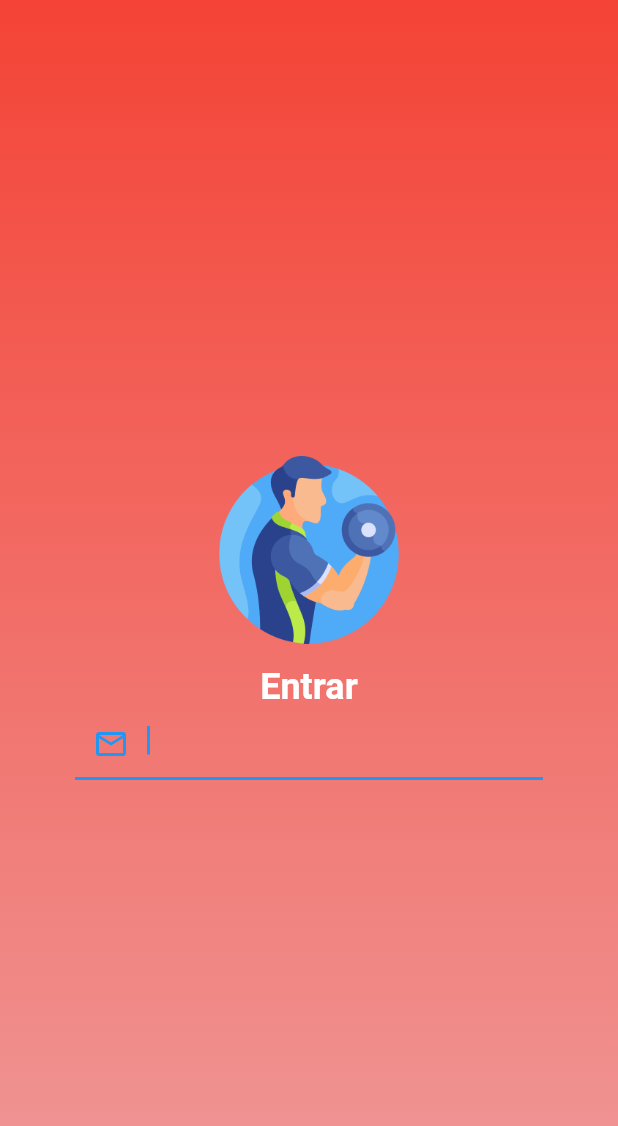
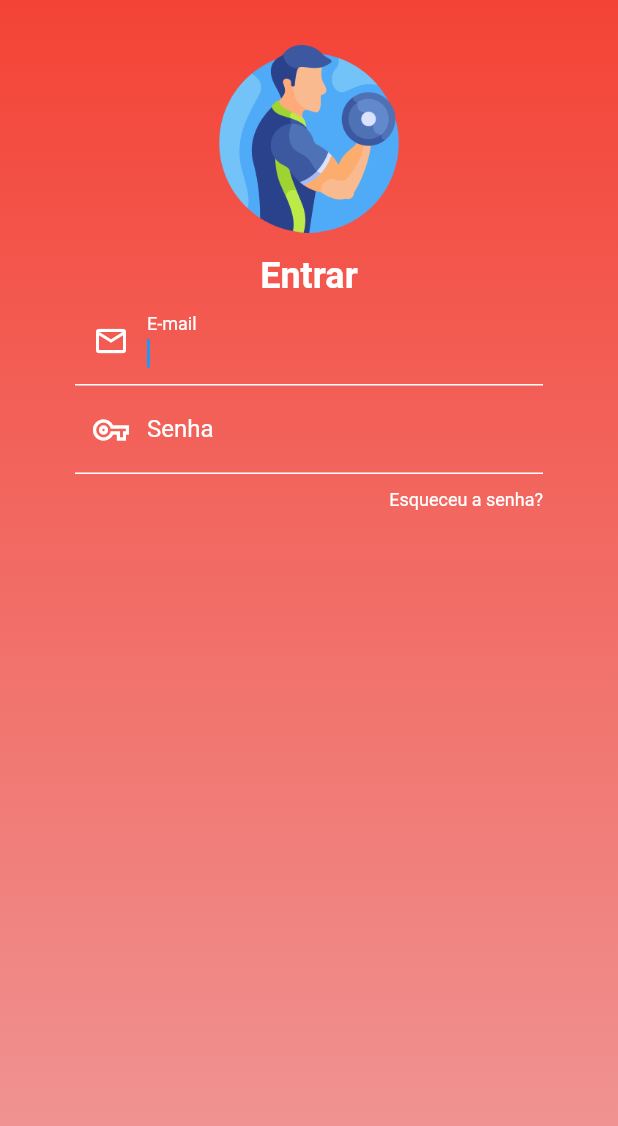
Before and after one commit to Guilherme-tr/Gym-App, a Flutter app: the screen it shows after launch, on a phone screen of 412 x 824 dp. Shown: the top 1126 px of the screen. Run offline on Flutter 3.47's test engine with Material 2 defaults, Android fonts, the phone set to English and light mode, and no system bars.

Commit message:
integrando o campo senha e esqueceu a senha

```diff
--- a/lib/screens/login_screen.dart
+++ b/lib/screens/login_screen.dart
@@ -14,13 +14,17 @@ class _LoginScreenState extends State<LoginScreen> {
   Widget build(BuildContext context) {
     return Scaffold(
       body: Container(
-        padding: EdgeInsets.symmetric(horizontal: 50),
+          height: MediaQuery.of(context).size.height,
+          padding: EdgeInsets.symmetric(horizontal: 50, vertical: 30),
           decoration: BoxDecoration(
               gradient: LinearGradient(
                   begin: Alignment.topCenter,
                   end: Alignment.bottomCenter,
                   colors: [topColor, bottomColor])),
+          child: SingleChildScrollView(
             child: Column(
+              mainAxisAlignment: MainAxisAlignment.spaceAround,
+              crossAxisAlignment: CrossAxisAlignment.stretch,
               children: [
                 Image.asset(
                   "assets/fitness.png",
@@ -45,18 +49,56 @@ class _LoginScreenState extends State<LoginScreen> {
                       TextFormField(
                         autofocus: true,
                         decoration: InputDecoration(
+                          labelText: "E-mail",
+                          labelStyle: TextStyle(color: Colors.white),
                           prefixIcon: Icon(
                             Icons.mail_outline,
-                    )),
+                            color: Colors.white,
+                          ),
+                          focusedBorder: UnderlineInputBorder(
+                            borderSide: BorderSide(color: Colors.white),
+                          ),
+                          enabledBorder: UnderlineInputBorder(
+                            borderSide: BorderSide(color: Colors.white),
+                          ),
+                        ),
+                      ),
+                      TextFormField(
+                        decoration: InputDecoration(
+                          labelText: "Senha",
+                          labelStyle: TextStyle(color: Colors.white),
+                          prefixIcon: Icon(
+                            Icons.vpn_key_outlined,
+                            color: Colors.white,
+                          ),
+                          focusedBorder: UnderlineInputBorder(
+                            borderSide: BorderSide(
+                              color: Colors.white,
+                            ),
+                          ),
+                          enabledBorder: UnderlineInputBorder(
+                            borderSide: BorderSide(color: Colors.white),
+                          ),
+                        ),
                       )
                     ],
                   ),
+                ),
+                Padding(padding: EdgeInsets.only(bottom: 10)),
+                GestureDetector(
+                  onTap: () {},
+                  child: Text(
+                    "Esqueceu a senha?",
+                    style: TextStyle(
+                      color: Colors.white,
+                      fontSize: 12,
+                    ),
+                    textAlign: TextAlign.right,
+                  ),
                 )
               ],
-          mainAxisAlignment: MainAxisAlignment.center,
-          crossAxisAlignment: CrossAxisAlignment.stretch,
             ),
-      ),
+          )),
     );
   }
 }
```
Lines whose indentation alone changed are shown as unchanged.
